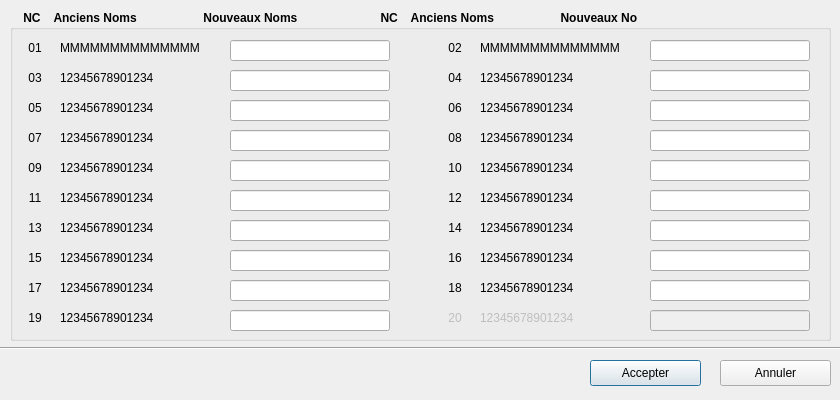
Old version of the form modificationnomdlg.ui in the repository jeannoeldot/jndqcbgrd-qt5.
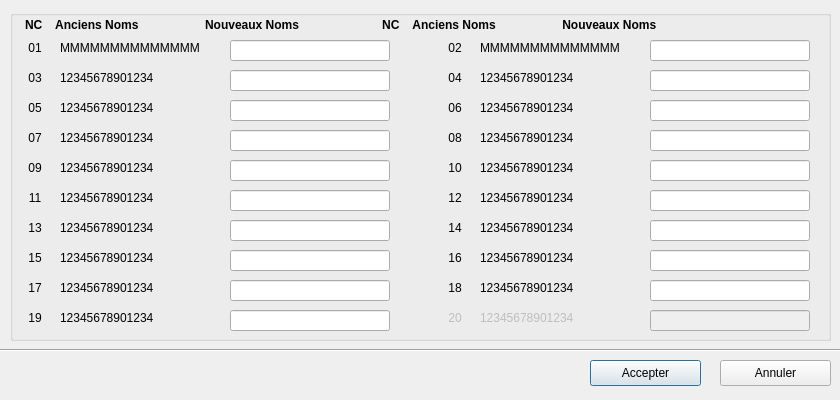
New version of the form.

Commit message: "Revu alignement titre ds modification nom catégories"

```diff
--- a/modificationnomdlg.ui
+++ b/modificationnomdlg.ui
@@ -34,7 +34,7 @@
      <x>0</x>
      <y>340</y>
      <width>841</width>
-     <height>16</height>
+     <height>20</height>
     </rect>
    </property>
    <property name="orientation">
@@ -86,7 +86,7 @@
     </font>
    </property>
    <property name="title">
-    <string>    NC    Anciens Noms                    Nouveaux Noms                         NC    Anciens Noms                    Nouveaux Noms</string>
+    <string/>
    </property>
    <widget class="QLineEdit" name="lineEditNom20">
     <property name="enabled">
@@ -1378,6 +1378,19 @@
      <set>Qt::AlignCenter</set>
     </property>
    </widget>
+   <widget class="QLabel" name="label">
+    <property name="geometry">
+     <rect>
+      <x>15</x>
+      <y>5</y>
+      <width>751</width>
+      <height>20</height>
+     </rect>
+    </property>
+    <property name="text">
+     <string>NC    Anciens Noms                    Nouveaux Noms                         NC    Anciens Noms                    Nouveaux Noms</string>
+    </property>
+   </widget>
   </widget>
  </widget>
  <tabstops>
```
The commit also changes 1 other file.
